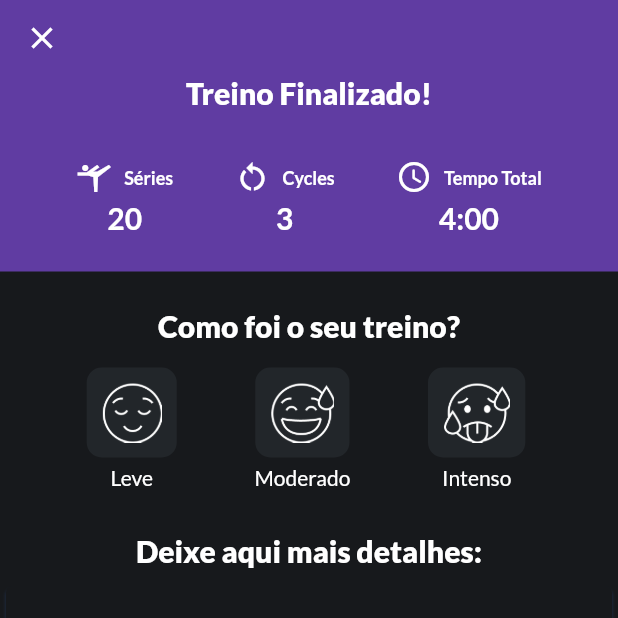
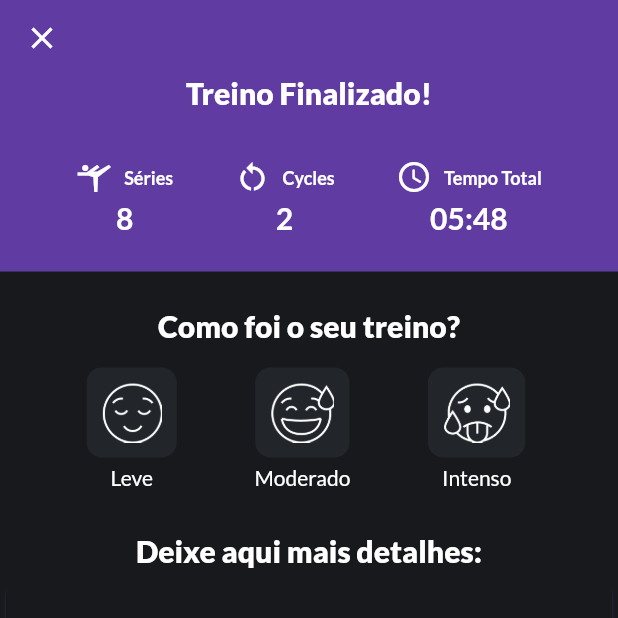
Before and after one commit to paulowalravendev/darth_vaders_tabata, a Flutter app: the screen it shows after launch, after a tap on "Criar Tabata", on a phone screen of 412 x 824 dp, the top half of it. Run offline on Flutter 3.47's test engine with Material 2 defaults, Android fonts, the phone set to English and light mode, and no system bars; our stand-ins replace get, google_fonts, lottie.

Commit message:
feedback screen v2: get the tabata model and showing the info in feedback screen

```diff
--- a/lib/app/modules/first_access/first_access_binding.dart
+++ b/lib/app/modules/first_access/first_access_binding.dart
@@ -1,3 +1,4 @@
+import 'package:darth_vaders_tabata/app/data/services/tabata_service.dart';
 import 'package:darth_vaders_tabata/app/modules/first_access/first_access_controller.dart';
 import 'package:get/get.dart';
 
@@ -5,5 +6,6 @@ class FirstAccessBinding implements Bindings {
   @override
   void dependencies() {
     Get.lazyPut<FirstAccessController>(() => FirstAccessController());
+    Get.lazyPut<TabataService>(() => TabataServiceImpl());
   }
 }
--- a/lib/app/modules/training_feedback/training_feedback_controller.dart
+++ b/lib/app/modules/training_feedback/training_feedback_controller.dart
@@ -1,11 +1,18 @@
+import 'package:darth_vaders_tabata/app/data/models/tabata_model.dart';
+import 'package:darth_vaders_tabata/app/data/services/tabata_service.dart';
 import 'package:get/get.dart';
 
 class TrainingFeedbackController extends GetxController {
   TrainingFeedbackController();
+
+  var reaction = -1.obs;
+  var descriptionInputText;
 
   void save() {
     _onFineshed();
   }
 
   void _onFineshed() {}
+
+  TabataModel getTabata() => Get.find<TabataService>().getTabata();
 }
--- a/lib/app/modules/training_feedback/training_feedback_page.dart
+++ b/lib/app/modules/training_feedback/training_feedback_page.dart
@@ -1,3 +1,4 @@
+import 'package:darth_vaders_tabata/app/data/models/tabata_model.dart';
 import 'package:darth_vaders_tabata/app/modules/training_feedback/training_feedback_controller.dart';
 import 'package:darth_vaders_tabata/app/widgets/default_app_bar_widget.dart';
 import 'package:darth_vaders_tabata/app/widgets/default_button_widget.dart';
@@ -9,8 +10,12 @@ import 'package:flutter/material.dart';
 import 'package:get/get.dart';
 
 class TrainingFeedbackPage extends GetView<TrainingFeedbackController> {
+  late TabataModel currentTabata;
+
   @override
   Widget build(BuildContext context) {
+    currentTabata = controller.getTabata();
+
     return Scaffold(
       backgroundColor: AppColors.defaultBackgroundColors,
       appBar: DefaultAppBarWidget(
@@ -173,29 +178,32 @@ class TrainingFeedbackPage extends GetView<TrainingFeedbackController> {
               const Padding(
                 padding: EdgeInsets.symmetric(horizontal: 5),
               ),
-              const HeaderInfoWidget(
+              HeaderInfoWidget(
                 icon: Icon(
                   Icons.sports_gymnastics_outlined,
                   color: AppColors.defaultTextColors,
                 ),
                 label: "Séries",
-                value: "20",
+                value: currentTabata.amountSerie.toString(),
               ),
-              const HeaderInfoWidget(
+              HeaderInfoWidget(
                 icon: Icon(
                   Icons.restart_alt,
                   color: AppColors.defaultTextColors,
                 ),
                 label: "Cycles",
-                value: "3",
+                value: currentTabata.amountCycles.toString(),
               ),
-              const HeaderInfoWidget(
+              HeaderInfoWidget(
                 icon: Icon(
                   Icons.access_time_rounded,
                   color: AppColors.defaultTextColors,
                 ),
                 label: "Tempo Total",
-                value: "4:00",
+                value: '${(Duration(seconds: currentTabata.totalTime))}'
+                    .split('.')[0]
+                    .padLeft(8, '0')
+                    .replaceFirst("00:", ""),
               ),
               const Padding(
                 padding: const EdgeInsets.symmetric(horizontal: 5),
```
